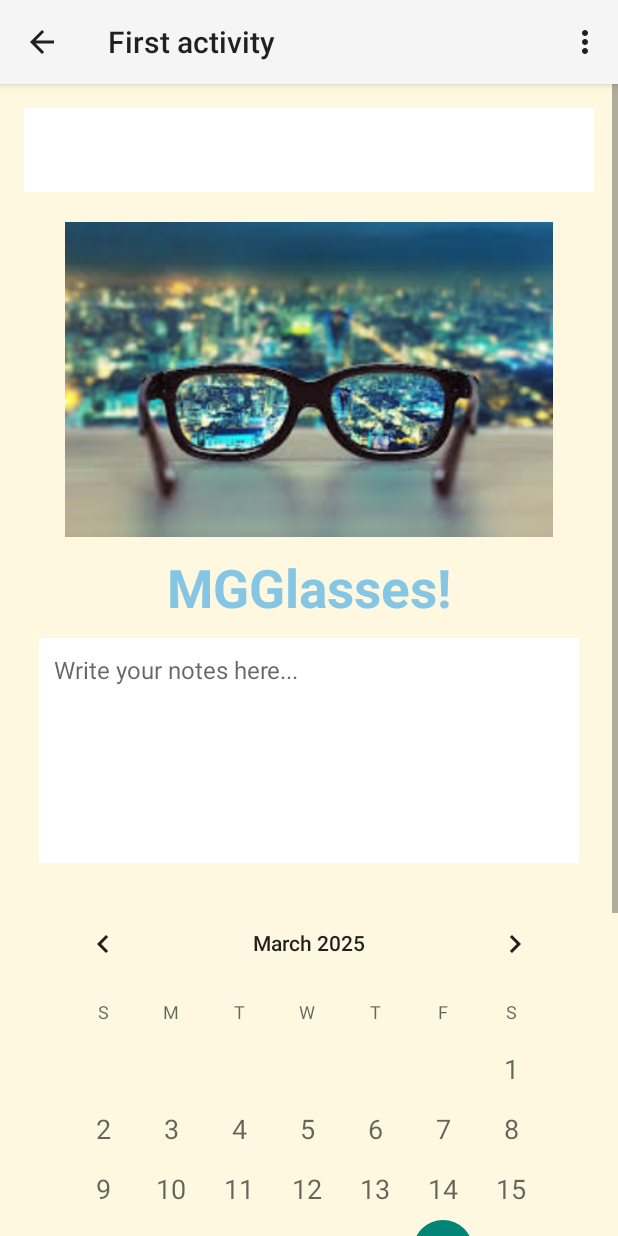
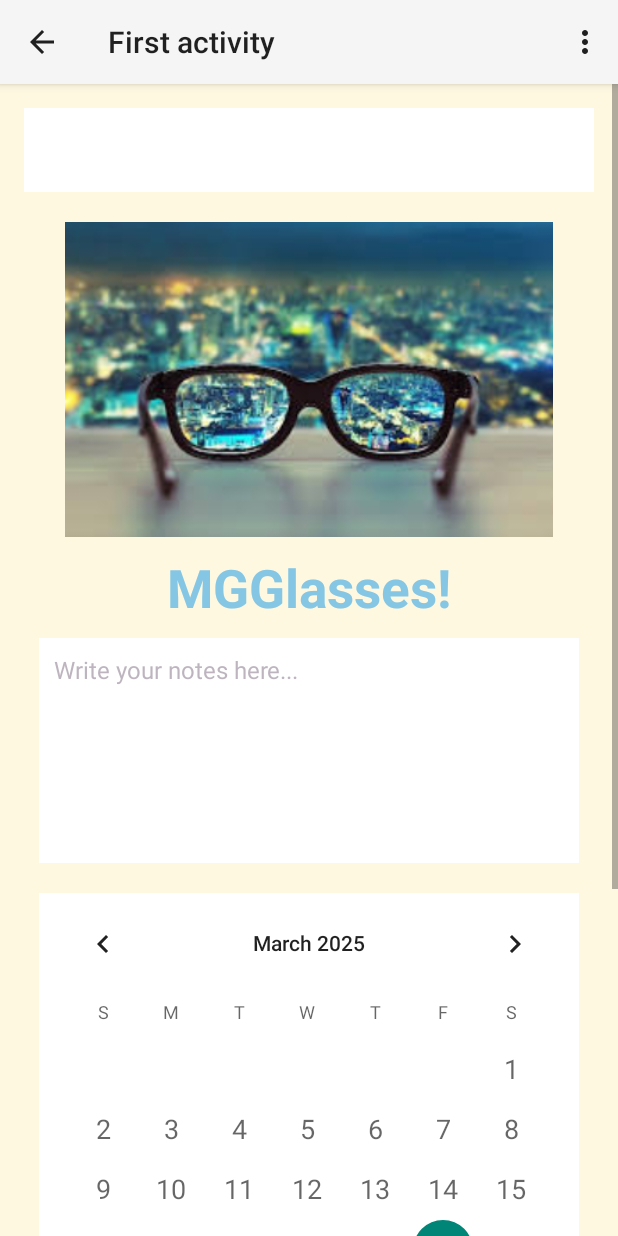
Before and after one commit to TatevTonoyan/MGGlasses, an Android app: the UserProfileActivity screen opened directly, with no data from a screen before it, on a phone screen of 412 x 824 dp. Run offline under Robolectric (Android 15) with nearby library versions, the phone set to English and light mode, and no system bars; our stand-ins replace Firebase (no records; nobody signed in at launch, a user with empty details on screens opened directly); 1 statement that could not run was skipped.

Commit message:
Progect 13

```diff
--- a/app/src/main/java/com/example/firstactivity/EyeExercisesActivity.java
+++ b/app/src/main/java/com/example/firstactivity/EyeExercisesActivity.java
@@ -40,6 +40,7 @@ public class EyeExercisesActivity extends AppCompatActivity {
             }
         });
 
+
         // Go back to User Profile
         btnBack.setOnClickListener(new View.OnClickListener() {
             @Override
--- a/app/src/main/res/layout/activity_update_profile.xml
+++ b/app/src/main/res/layout/activity_update_profile.xml
@@ -49,6 +49,7 @@
             android:layout_width="match_parent"
             android:layout_height="150dp"
             android:hint="Write your notes here..."
+            android:textColorHint="@color/light"
             android:padding="10dp"
             android:background="@android:color/white"
             android:textColor="@color/pulink"
@@ -64,6 +65,7 @@
             android:layout_width="match_parent"
             android:layout_height="wrap_content"
             android:textColor="@color/light"
+            android:background="@color/white"
             android:dateTextAppearance="?android:attr/textAppearanceMedium"
             android:layout_margin="10dp" />
 
@@ -79,6 +81,17 @@
             android:textColor="@color/pulink"
             android:textStyle="italic"
             android:layout_marginTop="5dp"
+            android:layout_gravity="center"/>
+        <TextView
+            android:id="@+id/tv_exercise_status"
+            android:layout_width="wrap_content"
+            android:layout_height="wrap_content"
+            android:text="Exercise Status: Not Recorded"
+            android:textSize="16sp"
+            android:textStyle="bold"
+            android:fontFamily="sans-serif"
+            android:textColor="@color/black"
+            android:layout_marginTop="10dp"
             android:layout_gravity="center"/>
 
         <!-- Progress Bar -->
```
Also changed, not shown: app/src/main/java/com/example/firstactivity/UserProfileActivity.java (+76 -4 lines), app/src/main/res/layout/activity_eye_exercises.xml (+3 -27 lines).
